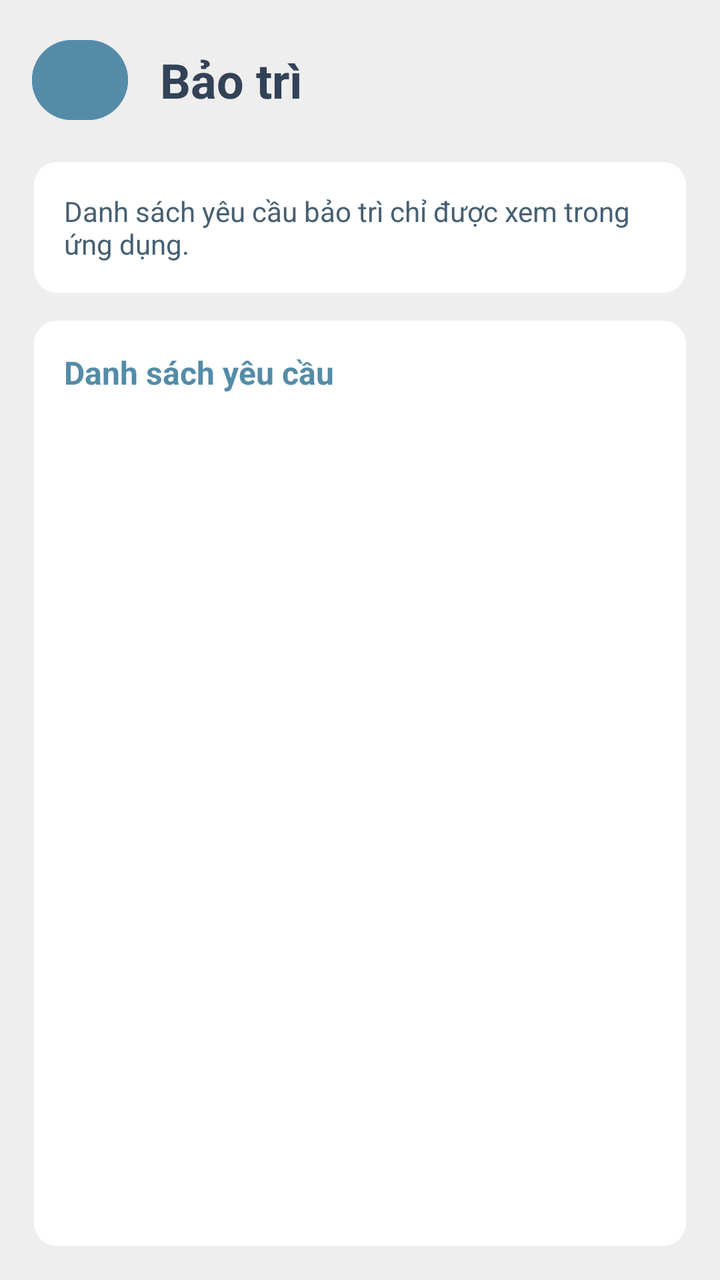
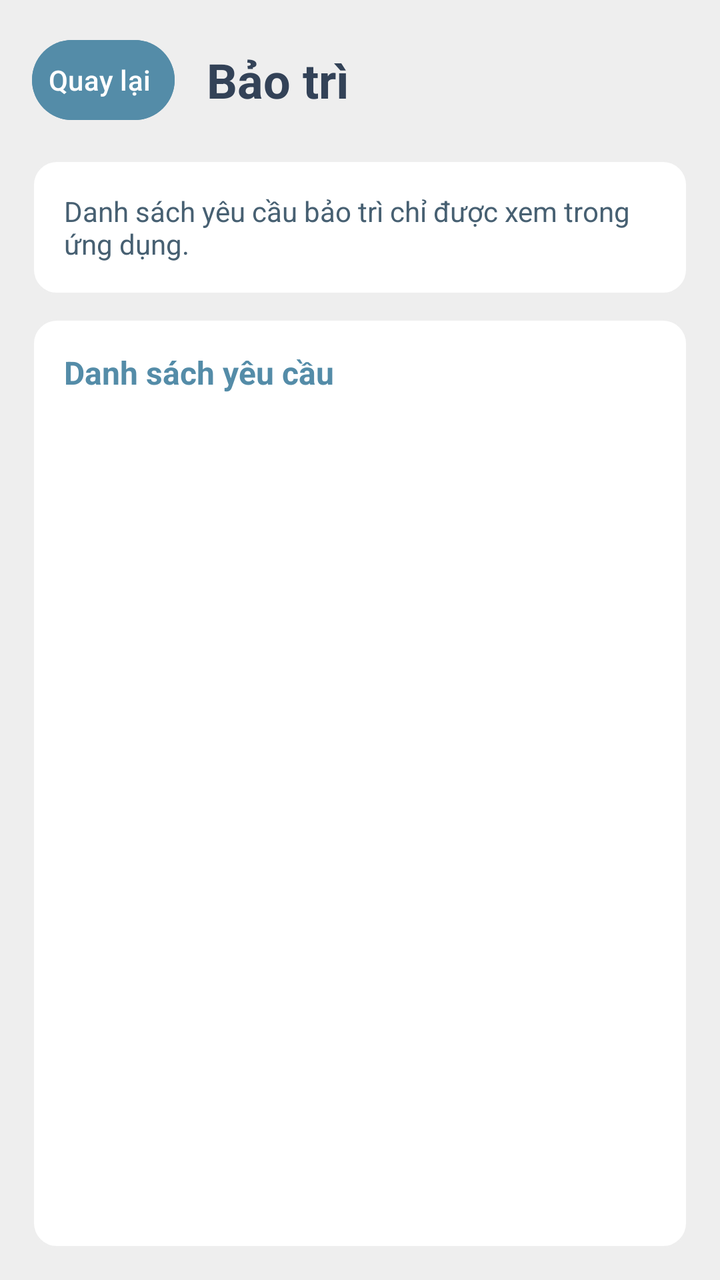

Compare the two renders of this Android layout. The source of the first and the diff that turns it into the second are given below.
<!-- AndroidManifest.xml: application theme Theme.Rentaly_Management -->
<!-- res/layout/fragment_maintenance.xml -->
<?xml version="1.0" encoding="utf-8"?>
<LinearLayout xmlns:android="http://schemas.android.com/apk/res/android" android:layout_width="match_parent" android:layout_height="match_parent" android:orientation="vertical" android:padding="16dp" android:background="@color/background">
    <LinearLayout android:layout_width="match_parent" android:layout_height="wrap_content" android:gravity="center_vertical">
        <Button android:id="@+id/maintenance_back" android:layout_width="48dp" android:layout_height="48dp" android:backgroundTint="@color/primary" android:contentDescription="Quay lại" android:drawableStart="@drawable/back_icon" android:minWidth="0dp" android:minHeight="48dp" android:padding="8dp" android:text="" />
        <TextView android:layout_width="0dp" android:layout_height="wrap_content" android:layout_weight="1" android:layout_marginStart="16dp" android:text="Bảo trì" android:textColor="@color/dark_navy" android:textSize="24sp" android:textStyle="bold" />
    </LinearLayout>
    <TextView android:layout_width="match_parent" android:layout_height="wrap_content" android:layout_marginTop="16dp" android:background="@drawable/user_detail_card" android:padding="16dp" android:text="Danh sách yêu cầu bảo trì chỉ được xem trong ứng dụng." android:textColor="@color/secondary" android:textSize="14sp" />
    <ProgressBar android:id="@+id/maintenance_loading" android:layout_width="wrap_content" android:layout_height="wrap_content" android:layout_gravity="center" android:layout_marginTop="12dp" android:contentDescription="Đang tải yêu cầu bảo trì" android:visibility="gone" />
    <LinearLayout android:layout_width="match_parent" android:layout_height="0dp" android:layout_weight="1" android:layout_marginTop="12dp" android:background="@drawable/user_detail_card" android:orientation="vertical" android:padding="16dp">
        <TextView android:layout_width="match_parent" android:layout_height="wrap_content" android:layout_marginBottom="12dp" android:text="Danh sách yêu cầu" android:textColor="@color/primary" android:textSize="16sp" android:textStyle="bold" />
        <TextView android:id="@+id/maintenance_empty" android:layout_width="match_parent" android:layout_height="wrap_content" android:layout_marginTop="12dp" android:gravity="center" android:text="Chưa có yêu cầu bảo trì" android:textColor="@color/secondary" android:visibility="gone" />
        <ListView android:id="@+id/maintenance_list" android:layout_width="match_parent" android:layout_height="0dp" android:layout_weight="1" android:divider="@color/background" android:dividerHeight="8dp" android:footerDividersEnabled="false" android:headerDividersEnabled="false" />
    </LinearLayout>
</LinearLayout>
<!-- resources referenced by this layout -->
<resources>
  <color name="background">#EEEEEE</color>
  <color name="dark_navy">#334257</color>
  <color name="primary">#548CA8</color>
  <color name="secondary">#476072</color>
  <!-- drawable back_icon (drawable) -->
  <vector xmlns:android="http://schemas.android.com/apk/res/android"
      android:width="24dp"
      android:height="24dp"
      android:viewportWidth="960"
      android:viewportHeight="960">
    <path
        android:pathData="m313,520 l224,224 -57,56 -320,-320 320,-320 57,56 -224,224h487v80L313,520Z"
        android:fillColor="#EEEEEE"/>
  </vector>
  <!-- drawable user_detail_card (drawable) -->
  <?xml version="1.0" encoding="utf-8"?>
  <shape xmlns:android="http://schemas.android.com/apk/res/android" android:shape="rectangle">
      <solid android:color="@color/white" />
      <corners android:radius="12dp" />
      <stroke android:width="1dp" android:color="@color/background" />
  </shape>
  <style name="Theme.Rentaly_Management" parent="Base.Theme.Rentaly_Management" />
  <color name="white">#FFFFFFFF</color>
  <style name="Base.Theme.Rentaly_Management" parent="Theme.Material3.DayNight.NoActionBar">
          
          
      </style>
</resources>

<!-- the commit's change to res/layout/fragment_maintenance.xml (unified diff, before → after) -->
@@ -1,7 +1,7 @@
 <?xml version="1.0" encoding="utf-8"?>
 <LinearLayout xmlns:android="http://schemas.android.com/apk/res/android" android:layout_width="match_parent" android:layout_height="match_parent" android:orientation="vertical" android:padding="16dp" android:background="@color/background">
     <LinearLayout android:layout_width="match_parent" android:layout_height="wrap_content" android:gravity="center_vertical">
-        <Button android:id="@+id/maintenance_back" android:layout_width="48dp" android:layout_height="48dp" android:backgroundTint="@color/primary" android:contentDescription="Quay lại" android:drawableStart="@drawable/back_icon" android:minWidth="0dp" android:minHeight="48dp" android:padding="8dp" android:text="" />
+        <Button android:id="@+id/maintenance_back" android:layout_width="wrap_content" android:layout_height="48dp" android:backgroundTint="@color/primary" android:contentDescription="Quay lại" android:drawableStart="@drawable/back_icon" android:minWidth="48dp" android:minHeight="48dp" android:paddingStart="8dp" android:paddingEnd="12dp" android:text="Quay lại" />
         <TextView android:layout_width="0dp" android:layout_height="wrap_content" android:layout_weight="1" android:layout_marginStart="16dp" android:text="Bảo trì" android:textColor="@color/dark_navy" android:textSize="24sp" android:textStyle="bold" />
     </LinearLayout>
     <TextView android:layout_width="match_parent" android:layout_height="wrap_content" android:layout_marginTop="16dp" android:background="@drawable/user_detail_card" android:padding="16dp" android:text="Danh sách yêu cầu bảo trì chỉ được xem trong ứng dụng." android:textColor="@color/secondary" android:textSize="14sp" />
